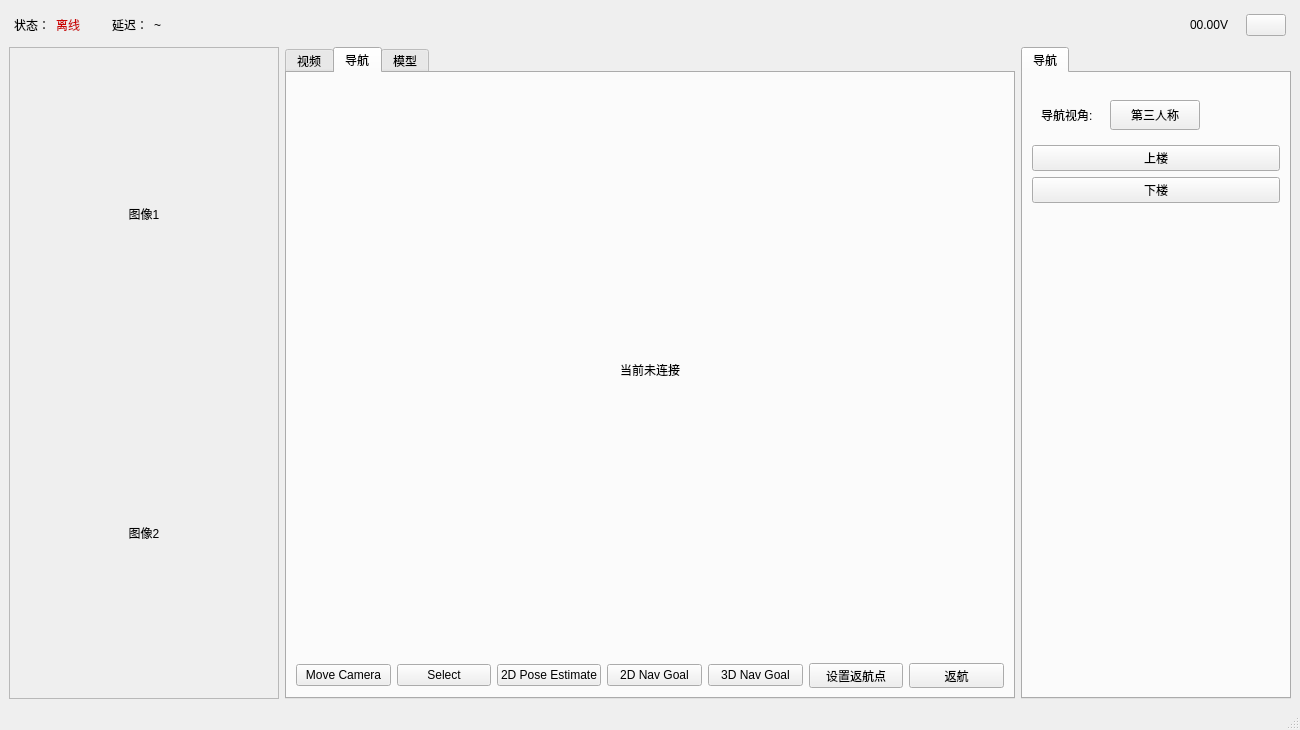
Above: ui/main_window.ui from hou080146/Ros_Qt_Rviz_GUI before the change. Below: the same form after it.
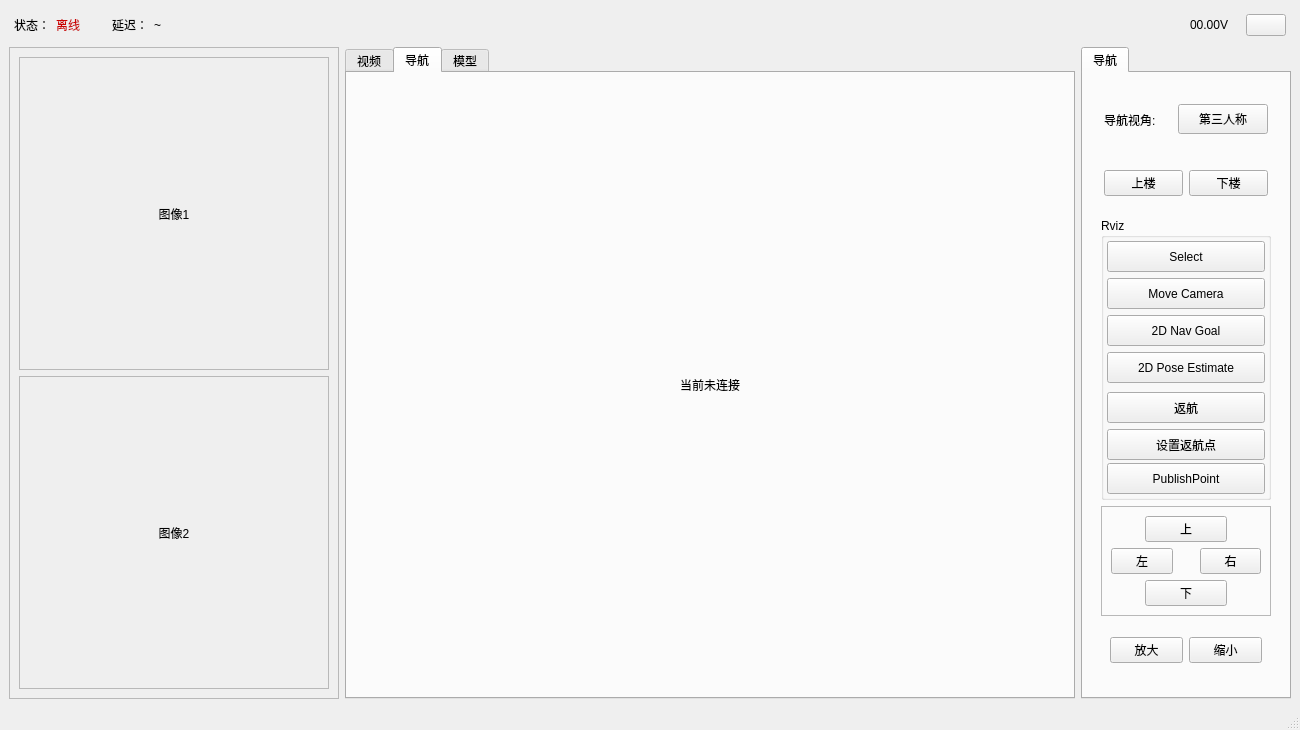
That is the form after the change. Icons and pictures are not drawn.

The edit to the form file:
```diff
--- a/ui/main_window.ui
+++ b/ui/main_window.ui
@@ -217,23 +217,47 @@
         </property>
         <layout class="QVBoxLayout" name="verticalLayout">
          <item>
-          <widget class="QLabel" name="label_image00">
-           <property name="text">
-            <string>图像1</string>
+          <widget class="QFrame" name="frame_2">
+           <property name="frameShape">
+            <enum>QFrame::StyledPanel</enum>
            </property>
-           <property name="alignment">
-            <set>Qt::AlignCenter</set>
+           <property name="frameShadow">
+            <enum>QFrame::Raised</enum>
            </property>
+           <layout class="QGridLayout" name="gridLayout">
+            <item row="0" column="1">
+             <widget class="QLabel" name="label_image00">
+              <property name="text">
+               <string>图像1</string>
+              </property>
+              <property name="alignment">
+               <set>Qt::AlignCenter</set>
+              </property>
+             </widget>
+            </item>
+           </layout>
           </widget>
          </item>
          <item>
-          <widget class="QLabel" name="label_image01">
-           <property name="text">
-            <string>图像2</string>
+          <widget class="QFrame" name="frame_3">
+           <property name="frameShape">
+            <enum>QFrame::StyledPanel</enum>
            </property>
-           <property name="alignment">
-            <set>Qt::AlignCenter</set>
+           <property name="frameShadow">
+            <enum>QFrame::Raised</enum>
            </property>
+           <layout class="QGridLayout" name="gridLayout_3">
+            <item row="0" column="0">
+             <widget class="QLabel" name="label_image01">
+              <property name="text">
+               <string>图像2</string>
+              </property>
+              <property name="alignment">
+               <set>Qt::AlignCenter</set>
+              </property>
+             </widget>
+            </item>
+           </layout>
           </widget>
          </item>
         </layout>
@@ -443,93 +467,6 @@
             </item>
            </layout>
           </item>
-          <item row="1" column="0">
-           <layout class="QHBoxLayout" name="horizontalLayout_11">
-            <item>
-             <widget class="QPushButton" name="move_camera_btn">
-              <property name="text">
-               <string>Move Camera</string>
-              </property>
-              <property name="icon">
-               <iconset resource="../resources/images.qrc">
-                <normaloff>:/images/rotate_cam.svg</normaloff>:/images/rotate_cam.svg</iconset>
-              </property>
-             </widget>
-            </item>
-            <item>
-             <widget class="QPushButton" name="set_select_btn">
-              <property name="text">
-               <string>Select</string>
-              </property>
-              <property name="icon">
-               <iconset resource="../resources/images.qrc">
-                <normaloff>:/images/classes/Select.png</normaloff>:/images/classes/Select.png</iconset>
-              </property>
-             </widget>
-            </item>
-            <item>
-             <widget class="QPushButton" name="set_pos_btn">
-              <property name="maximumSize">
-               <size>
-                <width>16777215</width>
-                <height>16777215</height>
-               </size>
-              </property>
-              <property name="text">
-               <string>2D Pose Estimate</string>
-              </property>
-             </widget>
-            </item>
-            <item>
-             <widget class="QPushButton" name="set_goal_btn">
-              <property name="text">
-               <string>2D Nav Goal</string>
-              </property>
-             </widget>
-            </item>
-            <item>
-             <widget class="QPushButton" name="set_3dgoal_btn">
-              <property name="text">
-               <string>3D Nav Goal</string>
-              </property>
-             </widget>
-            </item>
-            <item>
-             <widget class="QPushButton" name="set_return_btn">
-              <property name="maximumSize">
-               <size>
-                <width>16777215</width>
-                <height>25</height>
-               </size>
-              </property>
-              <property name="text">
-               <string>设置返航点</string>
-              </property>
-              <property name="icon">
-               <iconset resource="../resources/images.qrc">
-                <normaloff>:/images/set_return.png</normaloff>:/images/set_return.png</iconset>
-              </property>
-             </widget>
-            </item>
-            <item>
-             <widget class="QPushButton" name="return_btn">
-              <property name="maximumSize">
-               <size>
-                <width>16777215</width>
-                <height>25</height>
-               </size>
-              </property>
-              <property name="text">
-               <string>返航</string>
-              </property>
-              <property name="icon">
-               <iconset resource="../resources/images.qrc">
-                <normaloff>:/images/return.png</normaloff>:/images/return.png</iconset>
-              </property>
-             </widget>
-            </item>
-           </layout>
-          </item>
          </layout>
         </widget>
         <widget class="QWidget" name="tab">
@@ -568,7 +505,7 @@
         </property>
         <property name="maximumSize">
          <size>
-          <width>330</width>
+          <width>210</width>
           <height>1800</height>
          </size>
         </property>
@@ -585,16 +522,22 @@
          <layout class="QVBoxLayout" name="verticalLayout_5">
           <item>
            <widget class="QWidget" name="widget" native="true">
-            <layout class="QVBoxLayout" name="verticalLayout_6">
-             <property name="leftMargin">
-              <number>0</number>
-             </property>
-             <property name="rightMargin">
-              <number>0</number>
-             </property>
+            <layout class="QVBoxLayout" name="verticalLayout_2">
              <item>
               <widget class="QWidget" name="widget_001" native="true">
                <layout class="QHBoxLayout" name="horizontalLayout_8">
+                <property name="leftMargin">
+                 <number>3</number>
+                </property>
+                <property name="topMargin">
+                 <number>3</number>
+                </property>
+                <property name="rightMargin">
+                 <number>3</number>
+                </property>
+                <property name="bottomMargin">
+                 <number>3</number>
+                </property>
                 <item>
                  <widget class="QLabel" name="label_view">
                   <property name="minimumSize">
@@ -621,48 +564,270 @@
                   </property>
                  </widget>
                 </item>
+               </layout>
+              </widget>
+             </item>
+             <item>
+              <widget class="QWidget" name="widget_3" native="true">
+               <layout class="QHBoxLayout" name="horizontalLayout">
+                <property name="leftMargin">
+                 <number>3</number>
+                </property>
+                <property name="topMargin">
+                 <number>3</number>
+                </property>
+                <property name="rightMargin">
+                 <number>3</number>
+                </property>
+                <property name="bottomMargin">
+                 <number>3</number>
+                </property>
                 <item>
-                 <spacer name="horizontalSpacer_4">
-                  <property name="orientation">
-                   <enum>Qt::Horizontal</enum>
+                 <widget class="QPushButton" name="btn_floor">
+                  <property name="text">
+                   <string>上楼</string>
                   </property>
-                  <property name="sizeHint" stdset="0">
-                   <size>
-                    <width>40</width>
-                    <height>20</height>
-                   </size>
+                 </widget>
+                </item>
+                <item>
+                 <widget class="QPushButton" name="btn_floor_2">
+                  <property name="text">
+                   <string>下楼</string>
                   </property>
-                 </spacer>
+                 </widget>
                 </item>
                </layout>
               </widget>
              </item>
              <item>
-              <widget class="QPushButton" name="btn_floor">
-               <property name="text">
-                <string>上楼</string>
+              <widget class="QGroupBox" name="groupBox">
+               <property name="title">
+                <string>Rviz</string>
                </property>
+               <layout class="QVBoxLayout" name="verticalLayout_6">
+                <property name="leftMargin">
+                 <number>3</number>
+                </property>
+                <property name="topMargin">
+                 <number>3</number>
+                </property>
+                <property name="rightMargin">
+                 <number>3</number>
+                </property>
+                <property name="bottomMargin">
+                 <number>3</number>
+                </property>
+                <item>
+                 <widget class="QPushButton" name="set_select_btn">
+                  <property name="minimumSize">
+                   <size>
+                    <width>0</width>
+                    <height>31</height>
+                   </size>
+                  </property>
+                  <property name="text">
+                   <string>Select</string>
+                  </property>
+                  <property name="icon">
+                   <iconset resource="../resources/images.qrc">
+                    <normaloff>:/images/classes/Select.png</normaloff>:/images/classes/Select.png</iconset>
+                  </property>
+                 </widget>
+                </item>
+                <item>
+                 <widget class="QPushButton" name="move_camera_btn">
+                  <property name="sizePolicy">
+                   <sizepolicy hsizetype="Expanding" vsizetype="Fixed">
+                    <horstretch>0</horstretch>
+                    <verstretch>0</verstretch>
+                   </sizepolicy>
+                  </property>
+                  <property name="minimumSize">
+                   <size>
+                    <width>0</width>
+                    <height>31</height>
+                   </size>
+                  </property>
+                  <property name="text">
+                   <string>Move Camera</string>
+                  </property>
+                  <property name="icon">
+                   <iconset resource="../resources/images.qrc">
+                    <normaloff>:/images/rotate_cam.svg</normaloff>:/images/rotate_cam.svg</iconset>
+                  </property>
+                 </widget>
+                </item>
+                <item>
+                 <widget class="QPushButton" name="set_goal_btn">
+                  <property name="minimumSize">
+                   <size>
+                    <width>0</width>
+                    <height>31</height>
+                   </size>
+                  </property>
+                  <property name="text">
+                   <string>2D Nav Goal</string>
+                  </property>
+                  <property name="icon">
+                   <iconset resource="../resources/images.qrc">
+                    <normaloff>:/images/classes/SetGoal.png</normaloff>:/images/classes/SetGoal.png</iconset>
+                  </property>
+                 </widget>
+                </item>
+                <item>
+                 <widget class="QPushButton" name="set_pos_btn">
+                  <property name="minimumSize">
+                   <size>
+                    <width>0</width>
+                    <height>31</height>
+                   </size>
+                  </property>
+                  <property name="maximumSize">
+                   <size>
+                    <width>16777215</width>
+                    <height>16777215</height>
+                   </size>
+                  </property>
+                  <property name="text">
+                   <string>2D Pose Estimate</string>
+                  </property>
+                  <property name="icon">
+                   <iconset resource="../resources/images.qrc">
+                    <normaloff>:/images/classes/SetGoal.png</normaloff>:/images/classes/SetGoal.png</iconset>
+                  </property>
+                 </widget>
+                </item>
+                <item>
+                 <widget class="QPushButton" name="return_btn">
+                  <property name="minimumSize">
+                   <size>
+                    <width>0</width>
+                    <height>31</height>
+                   </size>
+                  </property>
+                  <property name="maximumSize">
+                   <size>
+                    <width>16777215</width>
+                    <height>25</height>
+                   </size>
+                  </property>
+                  <property name="text">
+                   <string>返航</string>
+                  </property>
+                  <property name="icon">
+                   <iconset resource="../resources/images.qrc">
+                    <normaloff>:/images/return.png</normaloff>:/images/return.png</iconset>
+                  </property>
+                 </widget>
+                </item>
+                <item>
+                 <widget class="QPushButton" name="set_return_btn">
+                  <property name="sizePolicy">
+                   <sizepolicy hsizetype="Expanding" vsizetype="Minimum">
+                    <horstretch>0</horstretch>
+                    <verstretch>0</verstretch>
+                   </sizepolicy>
+                  </property>
+                  <property name="minimumSize">
+                   <size>
+                    <width>0</width>
+                    <height>31</height>
+                   </size>
+                  </property>
+                  <property name="maximumSize">
+                   <size>
+                    <width>16777215</width>
+                    <height>25</height>
+                   </size>
+                  </property>
+                  <property name="text">
+                   <string>设置返航点</string>
+                  </property>
+                  <property name="icon">
+                   <iconset resource="../resources/images.qrc">
+                    <normaloff>:/images/set_return.png</normaloff>:/images/set_return.png</iconset>
+                  </property>
+                 </widget>
+                </item>
+                <item>
+                 <widget class="QPushButton" name="public_btn">
+                  <property name="minimumSize">
+                   <size>
+                    <width>0</width>
+                    <height>31</height>
+                   </size>
+                  </property>
+                  <property name="text">
+                   <string>PublishPoint</string>
+                  </property>
+                  <property name="icon">
+                   <iconset resource="../resources/images.qrc">
+                    <normaloff>:/images/classes/PublishPoint.svg</normaloff>:/images/classes/PublishPoint.svg</iconset>
+                  </property>
+                 </widget>
+                </item>
+               </layout>
               </widget>
              </item>
              <item>
-              <widget class="QPushButton" name="btn_floor_2">
-               <property name="text">
-                <string>下楼</string>
+              <widget class="QFrame" name="frame_4">
+               <property name="frameShape">
+                <enum>QFrame::StyledPanel</enum>
                </property>
+               <property name="frameShadow">
+                <enum>QFrame::Raised</enum>
+               </property>
+               <layout class="QGridLayout" name="gridLayout_5">
+                <item row="1" column="3" colspan="2">
+                 <widget class="QPushButton" name="btn_right">
+                  <property name="text">
+                   <string>右</string>
+                  </property>
+                 </widget>
+                </item>
+                <item row="2" column="1" colspan="3">
+                 <widget class="QPushButton" name="btn_bot">
+                  <property name="text">
+                   <string>下</string>
+                  </property>
+                 </widget>
+                </item>
+                <item row="0" column="1" colspan="3">
+                 <widget class="QPushButton" name="btn_top">
+                  <property name="text">
+                   <string>上</string>
+                  </property>
+                 </widget>
+                </item>
+                <item row="1" column="0" colspan="2">
+                 <widget class="QPushButton" name="btn_left">
+                  <property name="text">
+                   <string>左</string>
+                  </property>
+                 </widget>
+                </item>
+               </layout>
               </widget>
              </item>
              <item>
-              <spacer name="verticalSpacer">
-               <property name="orientation">
-                <enum>Qt::Vertical</enum>
-               </property>
-               <property name="sizeHint" stdset="0">
-                <size>
-                 <width>20</width>
-                 <height>462</height>
-                </size>
-               </property>
-              </spacer>
+              <widget class="QWidget" name="widget001" native="true">
+               <layout class="QHBoxLayout" name="horizontalLayout_4">
+                <item>
+                 <widget class="QPushButton" name="btn_max">
+                  <property name="text">
+                   <string>放大</string>
+                  </property>
+                 </widget>
+                </item>
+                <item>
+                 <widget class="QPushButton" name="btn_min">
+                  <property name="text">
+                   <string>缩小</string>
+                  </property>
+                 </widget>
+                </item>
+               </layout>
+              </widget>
              </item>
             </layout>
            </widget>
```
